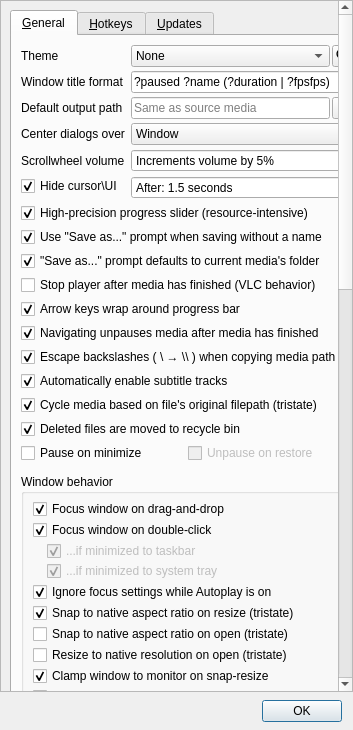
Qt form bin/window_settings.ui (thisismy-github/pyplayer) before a commit.
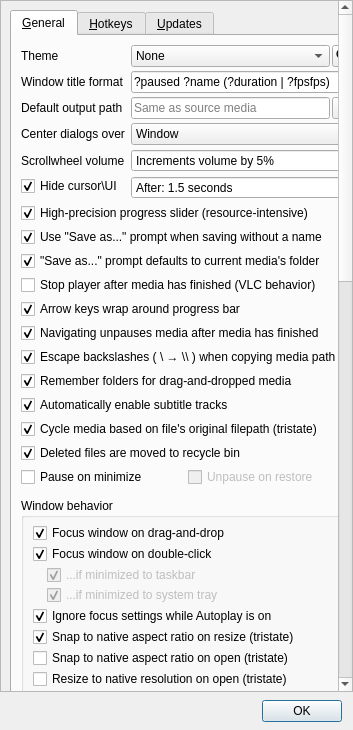
The same form after that commit. Custom widgets are drawn as their Qt base class.

Commit message:
Added two miscellaneous settings
This adds `checkFirstFileTrayReset` and `checkRememberDropFolder`
settings, which resets `first_video_fully_loaded` when minimizing to
the system tray and updates `cfg.lastdir` when dragging-and-dropping
media. `first_video_fully_loaded` is now set to True when restarting
media in addition to it being set while opening. Also, the default
fullscreen fade-delay has been changed from 0.1 to 0.2 seconds.

Patch:
```diff
--- a/bin/window_settings.ui
+++ b/bin/window_settings.ui
@@ -59,7 +59,7 @@
         <x>0</x>
         <y>0</y>
         <width>339</width>
-        <height>1546</height>
+        <height>1589</height>
        </rect>
       </property>
       <layout class="QVBoxLayout" name="verticalLayout_4">
@@ -405,7 +405,7 @@
                </property>
               </widget>
              </item>
-             <item row="13" column="0" colspan="2">
+             <item row="14" column="0" colspan="2">
               <widget class="QCheckBox" name="checkAutoEnableSubtitles">
                <property name="toolTip">
                 <string>If checked, subtitle tracks will be automatically
@@ -420,7 +420,7 @@
                </property>
               </widget>
              </item>
-             <item row="14" column="0" colspan="2">
+             <item row="15" column="0" colspan="2">
               <widget class="QCheckBox" name="checkCycleRememberOriginalPath">
                <property name="toolTip">
                 <string>Tristate:
@@ -446,7 +446,7 @@
                </property>
               </widget>
              </item>
-             <item row="15" column="0" colspan="2">
+             <item row="16" column="0" colspan="2">
               <widget class="QCheckBox" name="checkRecycleBin">
                <property name="toolTip">
                 <string>If checked, files marked for deletion are sent to your computer's
@@ -460,7 +460,7 @@
                </property>
               </widget>
              </item>
-             <item row="16" column="0" colspan="2">
+             <item row="17" column="0" colspan="2">
               <layout class="QHBoxLayout" name="horizontalLayout_8">
                <item>
                 <widget class="QCheckBox" name="checkMinimizePause">
@@ -535,6 +535,23 @@
                </property>
               </widget>
              </item>
+             <item row="13" column="0" colspan="2">
+              <widget class="QCheckBox" name="checkRememberDropFolder">
+               <property name="toolTip">
+                <string>If checked, dragging and dropping media will remember
+that media's folder and use it as the default for the next
+time you open a file-browsing dialog. Otherwise, only
+media opened through those dialogs will have their
+folders remembered.</string>
+               </property>
+               <property name="text">
+                <string>Remember folders for drag-and-dropped media</string>
+               </property>
+               <property name="checked">
+                <bool>true</bool>
+               </property>
+              </widget>
+             </item>
             </layout>
            </item>
            <item>
@@ -733,6 +750,30 @@
                   </property>
                  </widget>
                 </item>
+                <item>
+                 <layout class="QHBoxLayout" name="horizontalLayout_3">
+                  <property name="leftMargin">
+                   <number>14</number>
+                  </property>
+                  <item>
+                   <widget class="QCheckBox" name="checkFirstFileTrayReset">
+                    <property name="toolTip">
+                     <string>If checked, minimizing to the system tray,
+restoring, and opening a new piece of media
+will count as opening media for the first time,
+for any setting that mentions &quot;the first media
+file you open.&quot;</string>
+                    </property>
+                    <property name="text">
+                     <string>&quot;First media file&quot; resets when using system tray</string>
+                    </property>
+                    <property name="checked">
+                     <bool>true</bool>
+                    </property>
+                   </widget>
+                  </item>
+                 </layout>
+                </item>
                 <item>
                  <widget class="QCheckBox" name="checkClampOnResize">
                   <property name="toolTip">
```
Left out of the diff: 2 changed lines with no effect on the pictures. The commit also changes 3 other files.
